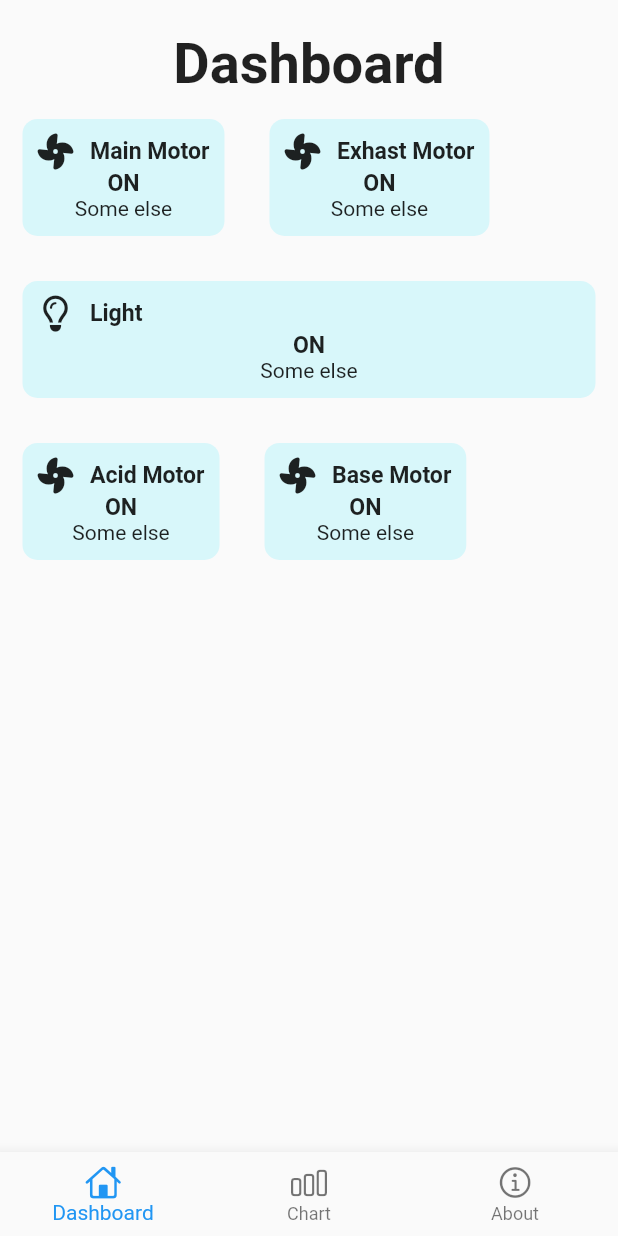
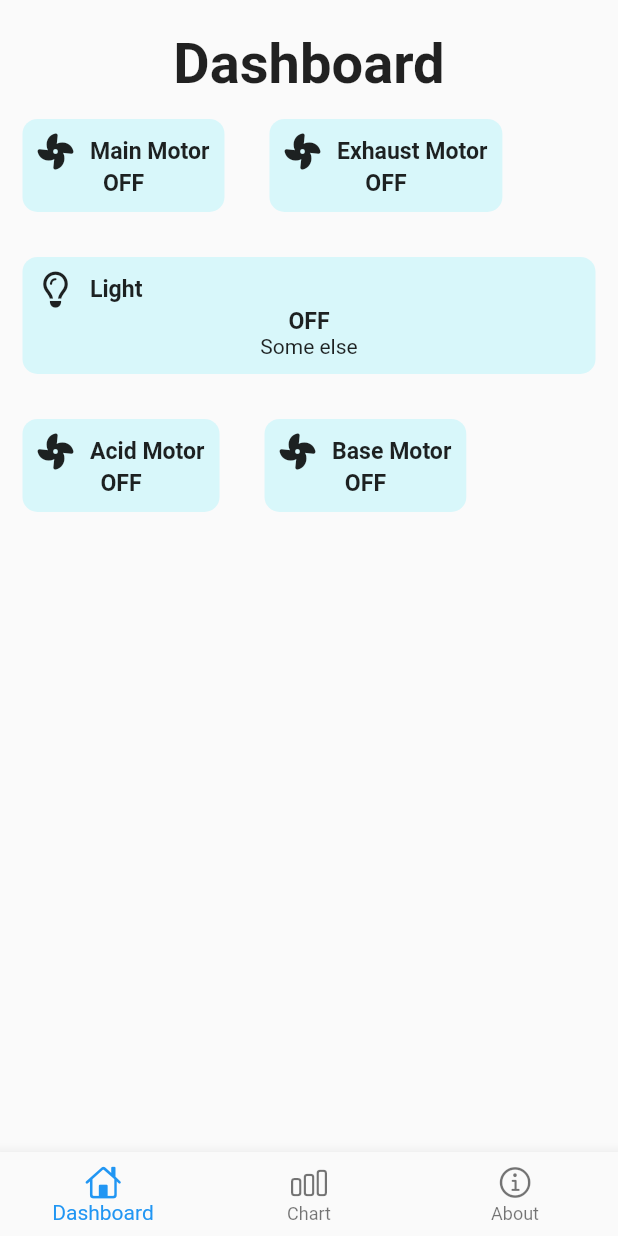
Before and after one commit to rishav-singh-0/hydroponics_app, a Flutter app: the screen it shows after launch, on a phone screen of 412 x 824 dp. Run offline on Flutter 3.47's test engine with Material 2 defaults, Android fonts, the phone set to English and light mode, and no system bars; our stand-ins replace cloud_firestore, firebase_core, firebase_database, flutter_screenutil, font_awesome_flutter, get and 1 more; accounts and stored records are empty.

Commit message:
updated dashboard_page

```diff
--- a/lib/views/dashboard_page.dart
+++ b/lib/views/dashboard_page.dart
@@ -1,10 +1,13 @@
 import 'package:flutter/material.dart';
 import 'package:flutter_screenutil/flutter_screenutil.dart';
 import 'package:font_awesome_flutter/font_awesome_flutter.dart';
+import 'package:get/get.dart';
+import 'package:hydroponics_app/controllers/firebase_rtdb_controller.dart';
 import 'package:hydroponics_app/views/components/custom_card.dart';
 
 class DashboardPage extends StatelessWidget {
-  const DashboardPage({Key? key}) : super(key: key);
+  DashboardPage({Key? key}) : super(key: key);
+  final ActuatorController actuatorController = Get.put(ActuatorController());
 
   @override
   Widget build(BuildContext context) {
@@ -14,48 +17,69 @@ class DashboardPage extends StatelessWidget {
           padding: EdgeInsets.only(
             top: 20.h,
           ),
-          child: Column(
+          child: Obx(
+            () {
+              if (actuatorController.actuatorList.value == null) {
+                return Text("Loading");
+              }
+              return Column(
                 children: [
                   Text("Dashboard",
-                  style:
-                      TextStyle(fontSize: 34.w, fontWeight: FontWeight.bold)),
+                      style: TextStyle(
+                          fontSize: 34.w, fontWeight: FontWeight.bold)),
                   Row(
-                children: const [
+                    children: [
                       ControlCard(
                         label: "Main Motor",
                         cardIcon: FontAwesomeIcons.fan,
-                      currentValue: "ON",
-                      child: Text("Some else")),
+                        currentValue: checkOnOff(
+                            actuatorController.latestActuator.motorMain),
+                      ),
                       ControlCard(
-                      label: "Exhast Motor",
+                        label: "Exhaust Motor",
                         cardIcon: FontAwesomeIcons.fan,
-                      currentValue: "ON",
-                      child: Text("Some else"))
+                        currentValue: checkOnOff(
+                            actuatorController.latestActuator.motorExhaust),
+                      )
                     ],
                   ),
-              const ControlCard(
+                  ControlCard(
                       label: "Light",
                       cardIcon: FontAwesomeIcons.lightbulb,
-                  currentValue: "ON",
+                      currentValue:
+                          checkOnOff(actuatorController.latestActuator.light),
                       child: Text("Some else")),
                   Row(
-                children: const [
+                    children: [
                       ControlCard(
                         label: "Acid Motor",
                         cardIcon: FontAwesomeIcons.fan,
-                      currentValue: "ON",
-                      child: Text("Some else")),
+                        currentValue: checkOnOff(
+                            actuatorController.latestActuator.motorAcid),
+                      ),
                       ControlCard(
                         label: "Base Motor",
                         cardIcon: FontAwesomeIcons.fan,
-                      currentValue: "ON",
-                      child: Text("Some else")),
+                        currentValue: checkOnOff(
+                            actuatorController.latestActuator.motorBase),
+                      ),
                     ],
                   ),
                 ],
+              );
+            },
           ),
         ),
       ]),
     );
   }
 }
+
+String checkOnOff(var value) {
+  if (value.runtimeType == bool && value) {
+    return "ON";
+  } else if (value.runtimeType == int && value > 0) {
+    return "ON";
+  }
+  return "OFF";
+}
```
Lines whose indentation alone changed are shown as unchanged.
